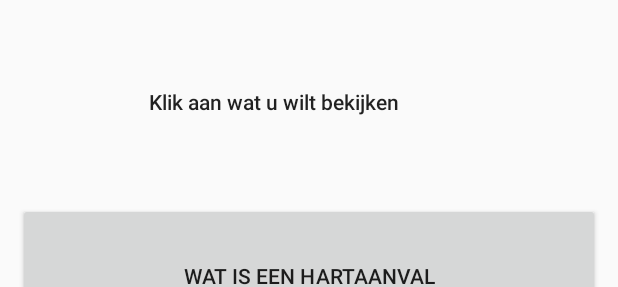
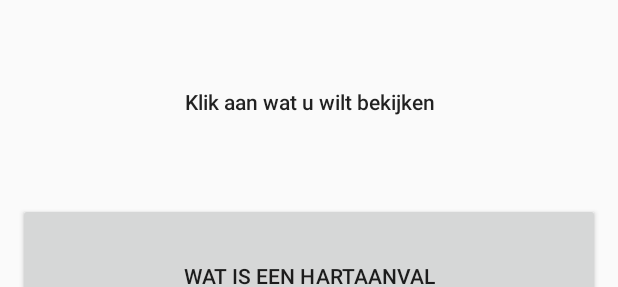
Before and after one commit to NataliaKuz/StudentProject, an Android app: the layout activity_heartattack.xml on its own in the app's theme, with its tools: preview values and no code run, on a phone screen of 412 x 824 dp. Shown: the top 287 px of the screen. Run offline under Robolectric (Android 15) with nearby library versions, the phone set to English and light mode, and no system bars.

Commit message:
Small layout adjustments

```diff
--- a/Source/PatientHelper/app/src/main/res/layout/activity_heartattack.xml
+++ b/Source/PatientHelper/app/src/main/res/layout/activity_heartattack.xml
@@ -7,8 +7,7 @@
 
     <TextView
         android:text="Klik aan wat u wilt bekijken"
-        android:layout_width="340dp"
-        android:layout_marginStart="12dp"
+        android:layout_width="match_parent"
         android:layout_weight="0.19"
         android:textAppearance="@style/TextAppearance.AppCompat.Body2"
         android:id="@+id/ClickOn"
@@ -20,7 +19,6 @@
         android:layout_width="match_parent"
         android:layout_height="wrap_content"
         android:id="@+id/WhatItIs"
-        android:layout_alignParentStart="true"
         android:layout_marginStart="12dp"
         android:layout_marginEnd="12dp"
         android:layout_weight="0.08" />
@@ -30,7 +28,6 @@
         android:layout_width="match_parent"
         android:layout_height="wrap_content"
         android:id="@+id/ICD"
-        android:layout_alignParentStart="true"
         android:layout_marginStart="12dp"
         android:layout_marginEnd="12dp"
         android:layout_weight="0.08" />
@@ -40,8 +37,6 @@
         android:layout_width="match_parent"
         android:layout_height="wrap_content"
         android:id="@+id/Medicines"
-        android:layout_below="@+id/passwordField"
-        android:layout_alignParentStart="true"
         android:layout_marginStart="12dp"
         android:layout_marginEnd="12dp"
         android:layout_weight="0.06" />
@@ -51,7 +46,6 @@
         android:layout_width="match_parent"
         android:layout_height="wrap_content"
         android:id="@+id/Aftercare"
-        android:layout_alignParentStart="true"
         android:layout_marginStart="12dp"
         android:layout_marginEnd="12dp"
         android:layout_weight="0.08" />
--- a/Source/PatientHelper/app/src/main/res/layout/activity_tia.xml
+++ b/Source/PatientHelper/app/src/main/res/layout/activity_tia.xml
@@ -38,7 +38,7 @@
 
     <Button
         android:text="Hoe herken je een TIA?"
-        android:layout_width="358dp"
+        android:layout_width="match_parent"
         android:layout_height="wrap_content"
         android:id="@+id/Recognise"
         android:layout_alignParentStart="true"
```
